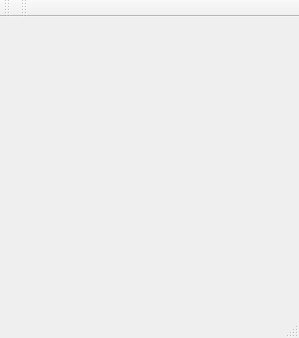
The window that core.ui (Deryugin/multiagent-framework) describes before a commit, drawn with Qt 5.
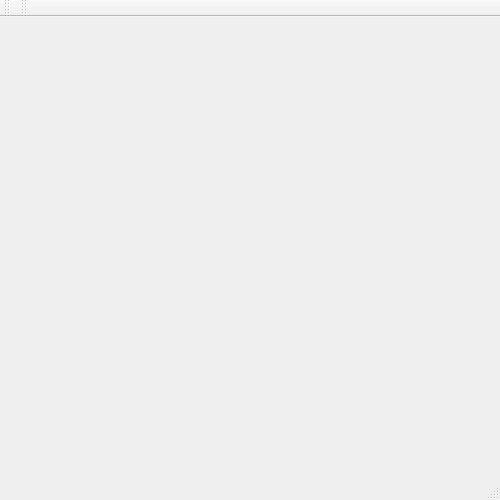
The same window after the commit.

Commit message:
(minor) core: Rescale windows
50x50 pixels

Diff of the .ui file:
```diff
--- a/core.ui
+++ b/core.ui
@@ -6,8 +6,8 @@
    <rect>
     <x>0</x>
     <y>0</y>
-    <width>299</width>
-    <height>338</height>
+    <width>500</width>
+    <height>500</height>
    </rect>
   </property>
   <property name="windowTitle">
```
Left out of the diff: 6 changed lines with no effect on the pictures. The commit also changes 1 other file.
